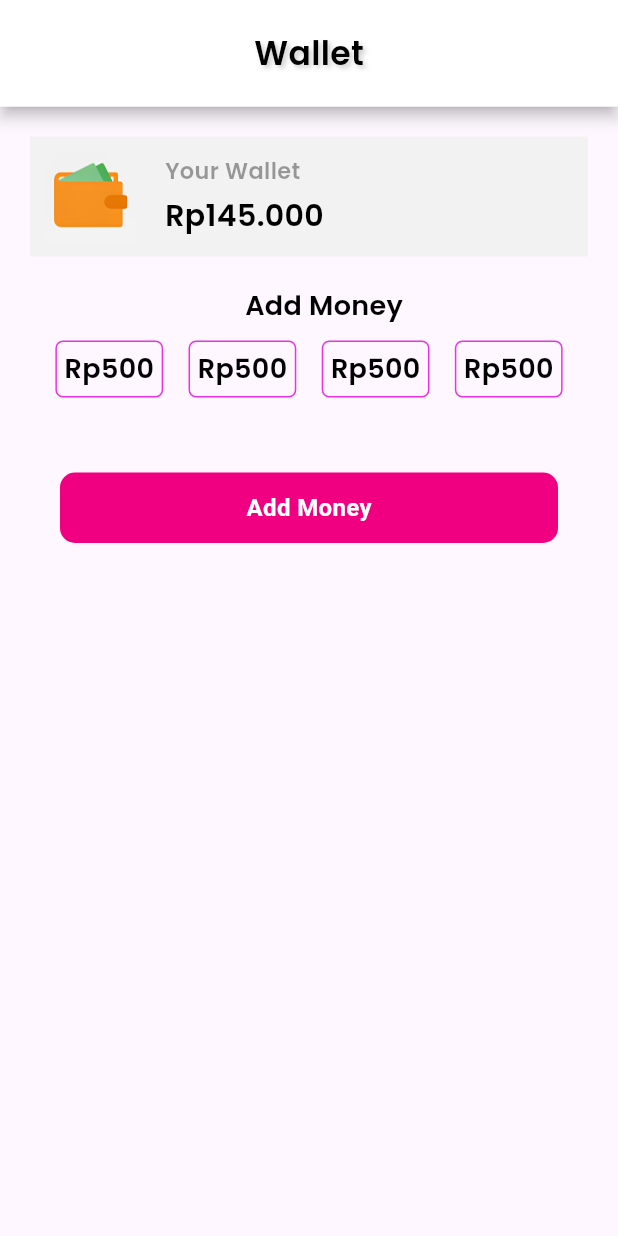
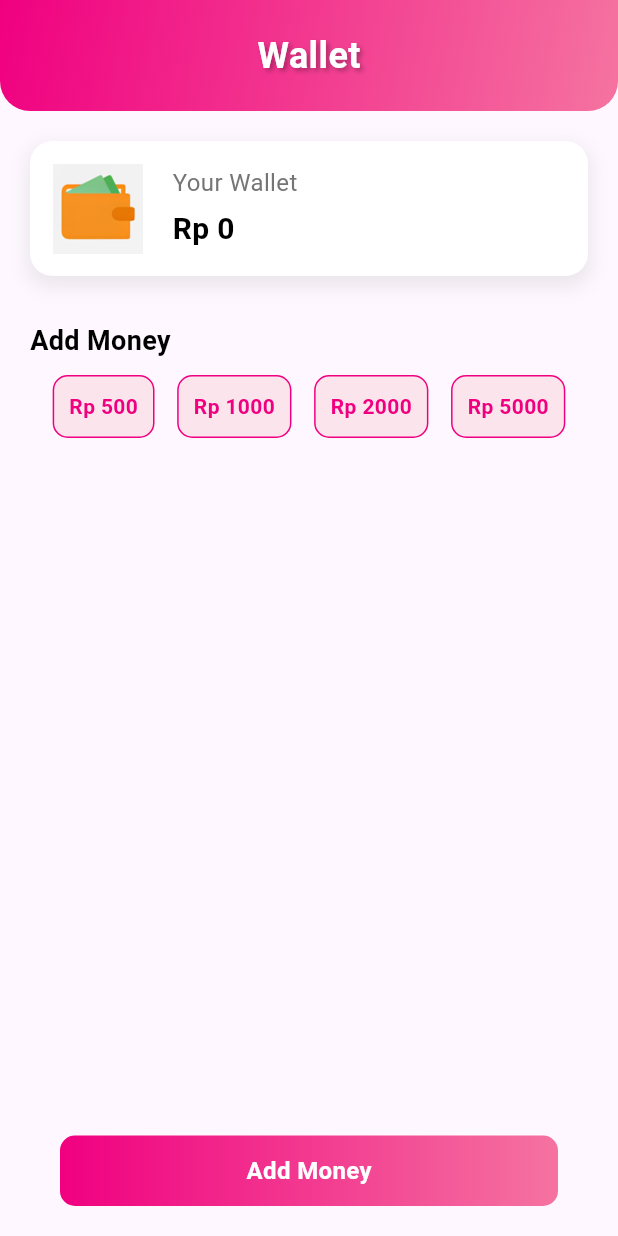
Before and after one commit to Wira07/Delivery-Food-Arunika, a Flutter app: the Wallet screen opened directly, on a phone screen of 412 x 824 dp. Run offline on Flutter 3.47's test engine with Material 3 defaults, Android fonts, the phone set to English and light mode, and no system bars; our stand-ins replace curved_navigation_bar, firebase_auth, firebase_core; missing offline and left inert: flutter_stripe; accounts and stored records are empty.

Commit message:
update file

```diff
--- a/lib/main.dart
+++ b/lib/main.dart
@@ -1,12 +1,15 @@
 import 'package:firebase_core/firebase_core.dart';
 import 'package:flutter/material.dart';
+import 'package:flutter_stripe/flutter_stripe.dart';
 import 'package:fooddelivery/pages/bottomnav.dart';
 import 'package:fooddelivery/pages/home.dart';
 import 'package:fooddelivery/pages/login.dart';
 import 'package:fooddelivery/pages/onboard.dart';
+import 'package:fooddelivery/widget/app_constant.dart';
 
 Future<void> main() async {
   WidgetsFlutterBinding.ensureInitialized();
+  Stripe.publishableKey = publishableKey;
   await Firebase.initializeApp();
   runApp(const MyApp());
 }
--- a/lib/pages/wallet.dart
+++ b/lib/pages/wallet.dart
@@ -1,5 +1,7 @@
+import 'dart:convert';
 import 'package:flutter/material.dart';
-import 'package:fooddelivery/widget/widget_support.dart';
+import 'package:flutter_stripe/flutter_stripe.dart';
+import 'package:http/http.dart' as http;
 
 class Wallet extends StatefulWidget {
   const Wallet({super.key});
@@ -9,31 +11,46 @@ class Wallet extends StatefulWidget {
 }
 
 class _WalletState extends State<Wallet> {
+  Map<String, dynamic>? paymentIntent;
+  int? add = 0;
+  String? wallet = "0";
+  String secretKey =
+      "sk_test_51QPmjyI3a2FhBl8910tFNkJ3kYcYt4WQPJlA16iMXrn61gRGrDHeCKt0gCpOATO4vr9W6Ldq4DIsqtKeEMByrHTb00TZCY9u72";
+
   @override
   Widget build(BuildContext context) {
     return Scaffold(
       body: Column(
         children: [
-          // Header Wallet
-          Material(
-            elevation: 4.0,
-            child: Container(
+          // Header Wallet dengan Gradien
+          Container(
             width: MediaQuery.of(context).size.width,
             padding: const EdgeInsets.symmetric(vertical: 20.0),
-              decoration: const BoxDecoration(color: Colors.white),
+            decoration: const BoxDecoration(
+              gradient: LinearGradient(
+                colors: [Color(0xFFf00080), Color(0xFFf573a0)],
+                begin: Alignment.topLeft,
+                end: Alignment.bottomRight,
+              ),
+              borderRadius: BorderRadius.only(
+                bottomLeft: Radius.circular(20),
+                bottomRight: Radius.circular(20),
+              ),
+            ),
             child: Center(
               child: Text(
                 "Wallet",
-                  style: AppWidget.semiBooldTextFeildStyle().copyWith(
-                    fontSize: 22.0,
+                style: TextStyle(
+                  fontSize: 24.0,
+                  fontWeight: FontWeight.bold,
+                  color: Colors.white,
                   shadows: [
                     Shadow(
                       offset: const Offset(2.0, 2.0),
                       blurRadius: 4.0,
-                        color: Colors.grey.withOpacity(0.5),
+                      color: Colors.black.withOpacity(0.3),
                     ),
                   ],
-                  ),
                 ),
               ),
             ),
@@ -44,16 +61,22 @@ class _WalletState extends State<Wallet> {
               margin: const EdgeInsets.only(top: 20.0),
               padding: const EdgeInsets.symmetric(horizontal: 20.0),
               child: Column(
+                crossAxisAlignment: CrossAxisAlignment.start,
                 children: [
-                  // Wallet Info
+                  // Wallet Info Card
                   Container(
-                    padding: const EdgeInsets.symmetric(
-                      vertical: 10.0,
-                      horizontal: 10.0,
+                    padding: const EdgeInsets.all(15.0),
+                    decoration: BoxDecoration(
+                      color: Colors.white,
+                      borderRadius: BorderRadius.circular(15.0),
+                      boxShadow: [
+                        BoxShadow(
+                          color: Colors.grey.withOpacity(0.2),
+                          blurRadius: 10.0,
+                          spreadRadius: 2.0,
+                          offset: const Offset(0, 5),
                         ),
-                    width: MediaQuery.of(context).size.width,
-                    decoration: const BoxDecoration(
-                      color: Color(0xFFF2F2F2),
+                      ],
                     ),
                     child: Row(
                       children: [
@@ -64,21 +87,25 @@ class _WalletState extends State<Wallet> {
                           fit: BoxFit.cover,
                         ),
                         const SizedBox(width: 20.0),
-                        // Membungkus teks dengan Expanded untuk mencegah overflow
                         Expanded(
                           child: Column(
                             crossAxisAlignment: CrossAxisAlignment.start,
                             children: [
                               Text(
                                 "Your Wallet",
-                                style: AppWidget.LightTextFeildStyle(),
-                                overflow: TextOverflow
-                                    .ellipsis, // Tambahkan ini jika teks terlalu panjang
+                                style: TextStyle(
+                                  fontSize: 16.0,
+                                  color: Colors.grey[600],
+                                ),
                               ),
                               const SizedBox(height: 5.0),
                               Text(
-                                "\Rp" + "145.000",
-                                style: AppWidget.boldTextFeildStyle(),
+                                "Rp $wallet",
+                                style: const TextStyle(
+                                  fontSize: 20.0,
+                                  fontWeight: FontWeight.bold,
+                                  color: Colors.black,
+                                ),
                               ),
                             ],
                           ),
@@ -86,77 +113,59 @@ class _WalletState extends State<Wallet> {
                       ],
                     ),
                   ),
-                  const SizedBox(height: 20.0),
-                  // Add Money Label
-                  Padding(
-                    padding: const EdgeInsets.only(left: 20.0),
-                    child: Text(
+                  const SizedBox(height: 30.0),
+                  // Add Money Section
+                  const Text(
                     "Add Money",
-                      style: AppWidget.semiBooldTextFeildStyle(),
+                    style: TextStyle(
+                      fontSize: 18.0,
+                      fontWeight: FontWeight.bold,
+                      color: Colors.black,
                     ),
                   ),
                   const SizedBox(height: 10.0),
-                  // Add Money Options
                   Row(
                     mainAxisAlignment: MainAxisAlignment.spaceEvenly,
-                    children: [
-                      // Option 1
-                      Container(
-                        padding: const EdgeInsets.all(5),
+                    children: List.generate(4, (index) {
+                      final amounts = [500, 1000, 2000, 5000];
+                      return GestureDetector(
+                        onTap: () {
+                          makePayment(amounts[index].toString());
+                        },
+                        child: Container(
+                          padding: const EdgeInsets.all(10),
                           decoration: BoxDecoration(
-                          border: Border.all(color: const Color(0xFFE932E2)),
-                          borderRadius: BorderRadius.circular(5),
+                            color: const Color(0xFFfce4ec),
+                            borderRadius: BorderRadius.circular(10),
+                            border: Border.all(color: const Color(0xFFf00080)),
                           ),
                           child: Text(
-                          "\Rp" + "500",
-                          style: AppWidget.semiBooldTextFeildStyle(),
+                            "Rp ${amounts[index]}",
+                            style: const TextStyle(
+                              color: Color(0xFFf00080),
+                              fontWeight: FontWeight.bold,
                             ),
                           ),
-                      // Option 2
-                      Container(
-                        padding: const EdgeInsets.all(5),
-                        decoration: BoxDecoration(
-                          border: Border.all(color: const Color(0xFFE932E2)),
-                          borderRadius: BorderRadius.circular(5),
                         ),
-                        child: Text(
-                          "\Rp" + "500",
-                          style: AppWidget.semiBooldTextFeildStyle(),
+                      );
+                    }),
                   ),
-                      ),
-                      // Option 3
-                      Container(
-                        padding: const EdgeInsets.all(5),
-                        decoration: BoxDecoration(
-                          border: Border.all(color: const Color(0xFFE932E2)),
-                          borderRadius: BorderRadius.circular(5),
-                        ),
-                        child: Text(
-                          "\Rp" + "500",
-                          style: AppWidget.semiBooldTextFeildStyle(),
-                        ),
-                      ),
-                      // Option 4
-                      Container(
-                        padding: const EdgeInsets.all(5),
-                        decoration: BoxDecoration(
-                          border: Border.all(color: const Color(0xFFE932E2)),
-                          borderRadius: BorderRadius.circular(5),
-                        ),
-                        child: Text(
-                          "\Rp" + "500",
-                          style: AppWidget.semiBooldTextFeildStyle(),
-                        ),
-                      ),
-                    ],
-                  ),
-                  const SizedBox(height: 50.0,),
-                  Container(
+                  const Spacer(),
+                  // Add Money Button
+                  GestureDetector(
+                    onTap: () {
+                      // You can add additional logic here for manual money addition
+                    },
+                    child: Container(
                       margin: const EdgeInsets.symmetric(horizontal: 20.0),
                       padding: const EdgeInsets.symmetric(vertical: 12.0),
                       width: MediaQuery.of(context).size.width,
                       decoration: BoxDecoration(
-                      color: const Color(0xFFf00080),
+                        gradient: const LinearGradient(
+                          colors: [Color(0xFFf00080), Color(0xFFf573a0)],
+                          begin: Alignment.centerLeft,
+                          end: Alignment.centerRight,
+                        ),
                         borderRadius: BorderRadius.circular(10.0),
                       ),
                       child: const Center(
@@ -169,7 +178,9 @@ class _WalletState extends State<Wallet> {
                           ),
                         ),
                       ),
-                  )
+                    ),
+                  ),
+                  const SizedBox(height: 20.0),
                 ],
               ),
             ),
@@ -178,4 +189,83 @@ class _WalletState extends State<Wallet> {
       ),
     );
   }
+
+  Future<void> makePayment(String amount) async {
+    try {
+      paymentIntent = await createPaymentIntent(amount, 'INR');
+      await Stripe.instance.initPaymentSheet(
+        paymentSheetParameters: SetupPaymentSheetParameters(
+          paymentIntentClientSecret: paymentIntent!['client_secret'],
+          style: ThemeMode.dark,
+          merchantDisplayName: 'Your Merchant Name',
+        ),
+      );
+
+      displayPaymentSheet(amount);
+    } catch (e, s) {
+      print('Exception: $e$s');
     }
+  }
+
+  displayPaymentSheet(String amount) async {
+    try {
+      await Stripe.instance.presentPaymentSheet().then((value) async {
+        add = int.parse(wallet!) + int.parse(amount);
+        setState(() {
+          wallet = add.toString();
+        });
+
+        // Simpan ke database (ganti implementasi sesuai kebutuhan Anda)
+        await saveToDatabase(wallet!);
+
+        showDialog(
+          context: context,
+          builder: (_) => const AlertDialog(
+            content: Text("Payment Successful"),
+          ),
+        );
+      });
+    } on StripeException catch (e) {
+      print('Stripe Error: $e');
+      showDialog(
+        context: context,
+        builder: (_) => const AlertDialog(
+          content: Text("Payment Cancelled"),
+        ),
+      );
+    } catch (e) {
+      print('Error: $e');
+    }
+  }
+
+  Future<void> saveToDatabase(String wallet) async {
+    print("Saving $wallet to the database.");
+  }
+
+  Future<Map<String, dynamic>> createPaymentIntent(String amount, String currency) async {
+    try {
+      Map<String, dynamic> body = {
+        'amount': calculateAmount(amount),
+        'currency': currency,
+        'payment_method_types[]': 'card'
+      };
+
+      var response = await http.post(
+        Uri.parse('https://api.stripe.com/v1/payment_intents'),
+        headers: {
+          'Authorization': 'Bearer $secretKey',
+          'Content-Type': 'application/x-www-form-urlencoded'
+        },
+        body: body,
+      );
+      return jsonDecode(response.body);
+    } catch (err) {
+      print('Error charging user: ${err.toString()}');
+      rethrow;
+    }
+  }
+
+  String calculateAmount(String amount) {
+    return (int.parse(amount) * 100).toString();
+  }
+}
--- /dev/null
+++ b/lib/widget/app_constant.dart
@@ -0,0 +1,4 @@
+String publishableKey =
+    "pk_test_51QPmjyI3a2FhBl89yHeE8JJFNbu2msWstndnPcJDRuaZDgpTsIvYBg1e3uWhrBKToy96ZrGJYG8BnCMOlMSjsPVN00tpGWccSP";
+String secretKey =
+    "sk_test_51QPmjyI3a2FhBl8910tFNkJ3kYcYt4WQPJlA16iMXrn61gRGrDHeCKt0gCpOATO4vr9W6Ldq4DIsqtKeEMByrHTb00TZCY9u72";
--- a/pubspec.yaml
+++ b/pubspec.yaml
@@ -38,6 +38,8 @@ dependencies:
   firebase_core: ^3.8.0
   firebase_auth: ^5.3.3
   cloud_firestore: ^5.5.0
+  flutter_stripe: ^11.3.0
+  http: ^1.2.2
 
 dev_dependencies:
   flutter_test:
```
Also changed, not shown: pubspec.lock, 4 other files. Lines whose indentation alone changed are shown as unchanged.
